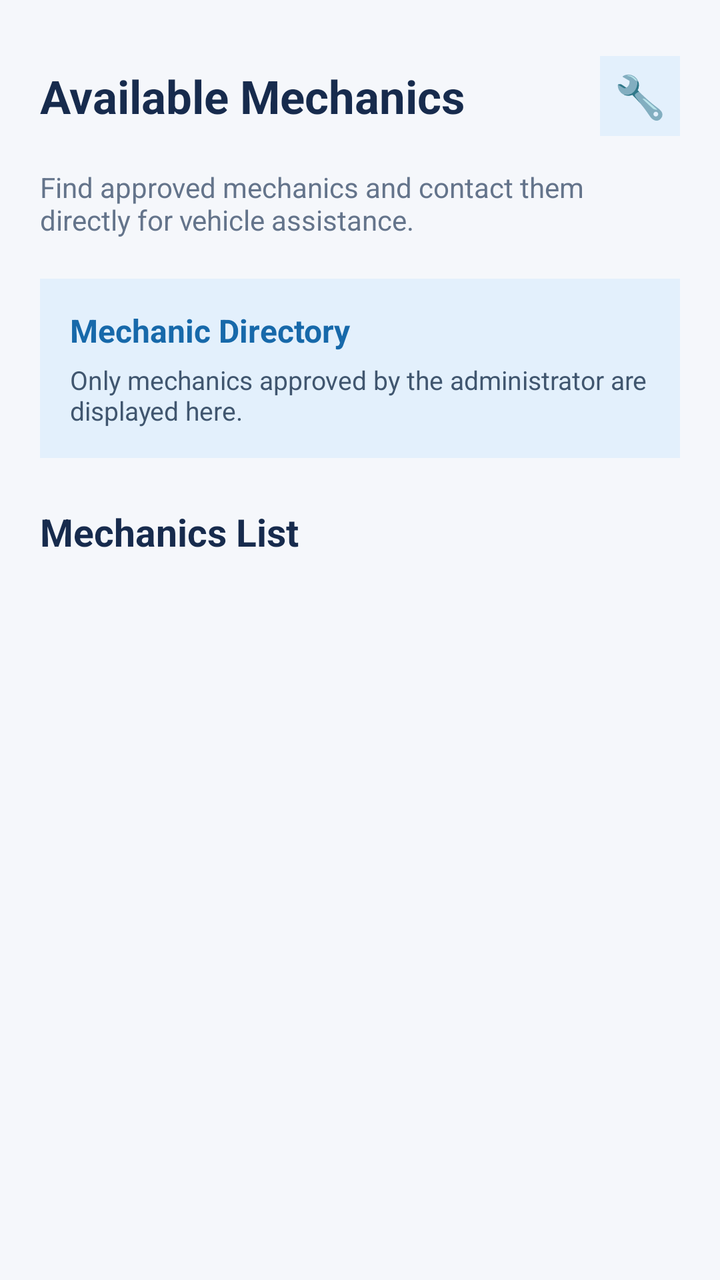
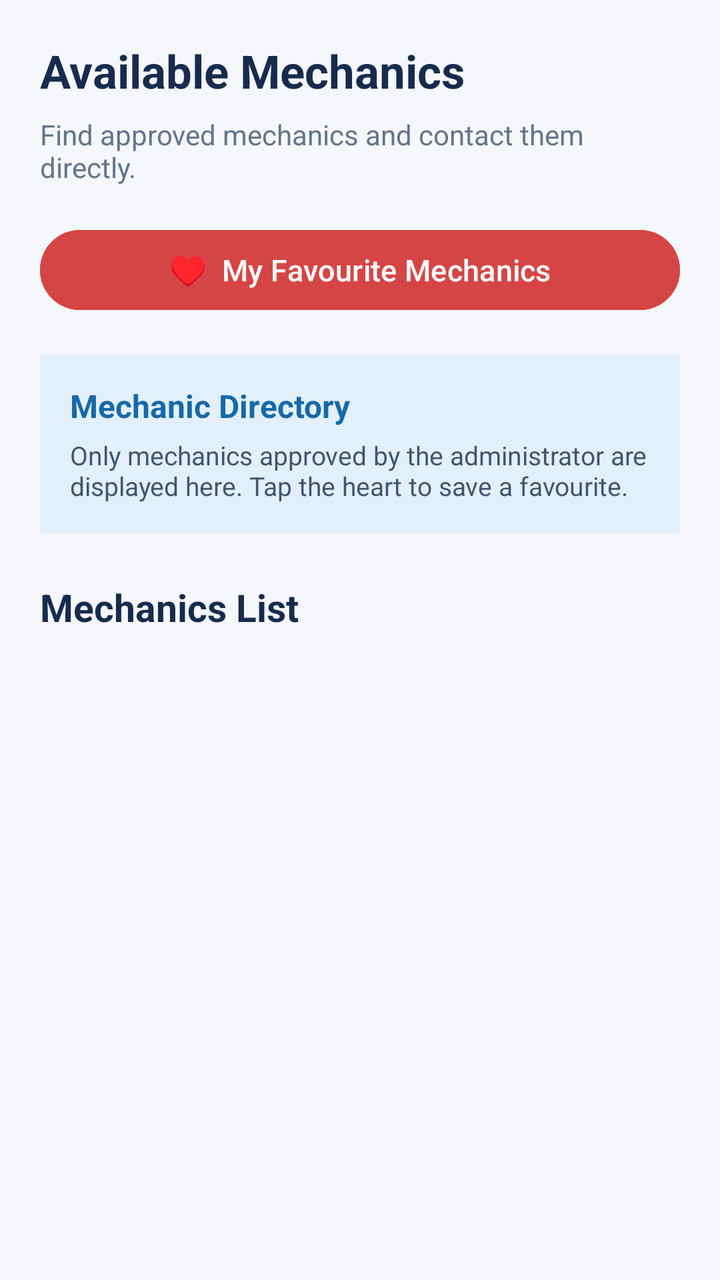

The first picture is an Android layout as it rendered before a commit; the second is the same layout after the commit. The layout source and the unified diff follow.
<!-- AndroidManifest.xml: application theme Theme.RoadsideAssistance -->
<!-- res/layout/activity_available_mechanics.xml -->
<?xml version="1.0" encoding="utf-8"?>
<ScrollView xmlns:android="http://schemas.android.com/apk/res/android"
    android:layout_width="match_parent"
    android:layout_height="match_parent"
    android:background="#F5F7FB"
    android:fillViewport="true">

    <LinearLayout
        android:layout_width="match_parent"
        android:layout_height="wrap_content"
        android:orientation="vertical"
        android:padding="20dp">

        
        <LinearLayout
            android:layout_width="match_parent"
            android:layout_height="wrap_content"
            android:gravity="center_vertical"
            android:orientation="horizontal"
            android:paddingTop="8dp"
            android:paddingBottom="16dp">

            <TextView
                android:layout_width="0dp"
                android:layout_height="wrap_content"
                android:layout_weight="1"
                android:text="Available Mechanics"
                android:textColor="#172B4D"
                android:textSize="23sp"
                android:textStyle="bold" />

            <TextView
                android:layout_width="40dp"
                android:layout_height="40dp"
                android:background="#E3F0FC"
                android:gravity="center"
                android:text="🔧"
                android:textSize="21sp" />

        </LinearLayout>

        
        <TextView
            android:layout_width="match_parent"
            android:layout_height="wrap_content"
            android:layout_marginBottom="20dp"
            android:text="Find approved mechanics and contact them directly for vehicle assistance."
            android:textColor="#64748B"
            android:textSize="14sp" />

        
        <LinearLayout
            android:layout_width="match_parent"
            android:layout_height="wrap_content"
            android:background="#E3F0FC"
            android:orientation="vertical"
            android:padding="15dp">

            <TextView
                android:layout_width="match_parent"
                android:layout_height="wrap_content"
                android:text="Mechanic Directory"
                android:textColor="#1769AA"
                android:textSize="16sp"
                android:textStyle="bold" />

            <TextView
                android:layout_width="match_parent"
                android:layout_height="wrap_content"
                android:layout_marginTop="5dp"
                android:text="Only mechanics approved by the administrator are displayed here."
                android:textColor="#40566F"
                android:textSize="13sp" />

        </LinearLayout>

        
        <TextView
            android:layout_width="match_parent"
            android:layout_height="wrap_content"
            android:layout_marginTop="24dp"
            android:layout_marginBottom="14dp"
            android:text="Mechanics List"
            android:textColor="#172B4D"
            android:textSize="19sp"
            android:textStyle="bold" />

        
        <ProgressBar
            android:id="@+id/progressBar"
            android:layout_width="wrap_content"
            android:layout_height="wrap_content"
            android:layout_gravity="center"
            android:layout_marginTop="20dp"
            android:visibility="gone" />

        
        <TextView
            android:id="@+id/tvMessage"
            android:layout_width="match_parent"
            android:layout_height="wrap_content"
            android:gravity="center"
            android:padding="20dp"
            android:text="Loading mechanics..."
            android:textColor="#64748B"
            android:textSize="15sp"
            android:visibility="gone" />

        
        <LinearLayout
            android:id="@+id/mechanicsContainer"
            android:layout_width="match_parent"
            android:layout_height="wrap_content"
            android:orientation="vertical" />

    </LinearLayout>

</ScrollView>
<!-- resources referenced by this layout -->
<resources>
  <style name="Theme.RoadsideAssistance" parent="Base.Theme.RoadsideAssistance" />
  <style name="Base.Theme.RoadsideAssistance" parent="Theme.Material3.DayNight.NoActionBar">
          
          
      </style>
</resources>

<!-- the commit's change to res/layout/activity_available_mechanics.xml (unified diff, before → after) -->
@@ -11,44 +11,34 @@
         android:orientation="vertical"
         android:padding="20dp">
 
-        
-        <LinearLayout
-            android:layout_width="match_parent"
-            android:layout_height="wrap_content"
-            android:gravity="center_vertical"
-            android:orientation="horizontal"
-            android:paddingTop="8dp"
-            android:paddingBottom="16dp">
-
-            <TextView
-                android:layout_width="0dp"
-                android:layout_height="wrap_content"
-                android:layout_weight="1"
-                android:text="Available Mechanics"
-                android:textColor="#172B4D"
-                android:textSize="23sp"
-                android:textStyle="bold" />
-
-            <TextView
-                android:layout_width="40dp"
-                android:layout_height="40dp"
-                android:background="#E3F0FC"
-                android:gravity="center"
-                android:text="🔧"
-                android:textSize="21sp" />
-
-        </LinearLayout>
-
-        
         <TextView
             android:layout_width="match_parent"
             android:layout_height="wrap_content"
-            android:layout_marginBottom="20dp"
-            android:text="Find approved mechanics and contact them directly for vehicle assistance."
+            android:text="Available Mechanics"
+            android:textColor="#172B4D"
+            android:textSize="23sp"
+            android:textStyle="bold" />
+
+        <TextView
+            android:layout_width="match_parent"
+            android:layout_height="wrap_content"
+            android:layout_marginTop="7dp"
+            android:layout_marginBottom="18dp"
+            android:text="Find approved mechanics and contact them directly."
             android:textColor="#64748B"
             android:textSize="14sp" />
 
-        
+        <Button
+            android:id="@+id/btnMyFavourites"
+            android:layout_width="match_parent"
+            android:layout_height="wrap_content"
+            android:layout_marginBottom="18dp"
+            android:backgroundTint="#D64545"
+            android:text="♥  My Favourite Mechanics"
+            android:textAllCaps="false"
+            android:textColor="#FFFFFF"
+            android:textSize="15sp" />
+
         <LinearLayout
             android:layout_width="match_parent"
             android:layout_height="wrap_content"
@@ -68,13 +58,12 @@
                 android:layout_width="match_parent"
                 android:layout_height="wrap_content"
                 android:layout_marginTop="5dp"
-                android:text="Only mechanics approved by the administrator are displayed here."
+                android:text="Only mechanics approved by the administrator are displayed here. Tap the heart to save a favourite."
                 android:textColor="#40566F"
                 android:textSize="13sp" />
 
         </LinearLayout>
 
-        
         <TextView
             android:layout_width="match_parent"
             android:layout_height="wrap_content"
@@ -85,7 +74,6 @@
             android:textSize="19sp"
             android:textStyle="bold" />
 
-        
         <ProgressBar
             android:id="@+id/progressBar"
             android:layout_width="wrap_content"
@@ -94,7 +82,6 @@
             android:layout_marginTop="20dp"
             android:visibility="gone" />
 
-        
         <TextView
             android:id="@+id/tvMessage"
             android:layout_width="match_parent"
@@ -106,7 +93,6 @@
             android:textSize="15sp"
             android:visibility="gone" />
 
-        
         <LinearLayout
             android:id="@+id/mechanicsContainer"
             android:layout_width="match_parent"
